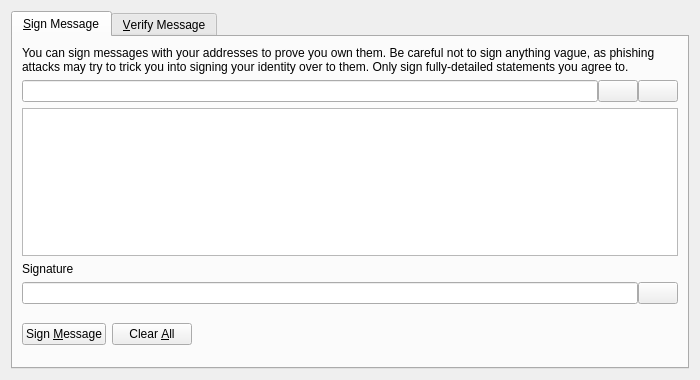
This is src/qt/forms/signverifymessagedialog.ui in vtsxking/ignitecoin as Qt 5 draws it before an edit. The edited form follows.
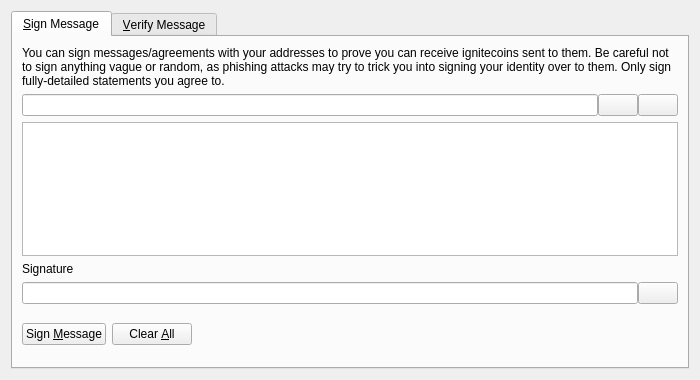
This is the edited form. Icons and pictures are not drawn. Custom widgets are drawn as their Qt base class.

```diff
--- a/src/qt/forms/signverifymessagedialog.ui
+++ b/src/qt/forms/signverifymessagedialog.ui
@@ -30,7 +30,7 @@
        <item>
         <widget class="QLabel" name="infoLabel_SM">
          <property name="text">
-          <string>You can sign messages with your addresses to prove you own them. Be careful not to sign anything vague, as phishing attacks may try to trick you into signing your identity over to them. Only sign fully-detailed statements you agree to.</string>
+          <string>You can sign messages/agreements with your addresses to prove you can receive ignitecoins sent to them. Be careful not to sign anything vague or random, as phishing attacks may try to trick you into signing your identity over to them. Only sign fully-detailed statements you agree to.</string>
          </property>
          <property name="textFormat">
           <enum>Qt::PlainText</enum>
```
Left out of the diff: 18 changed lines with no effect on the pictures.
